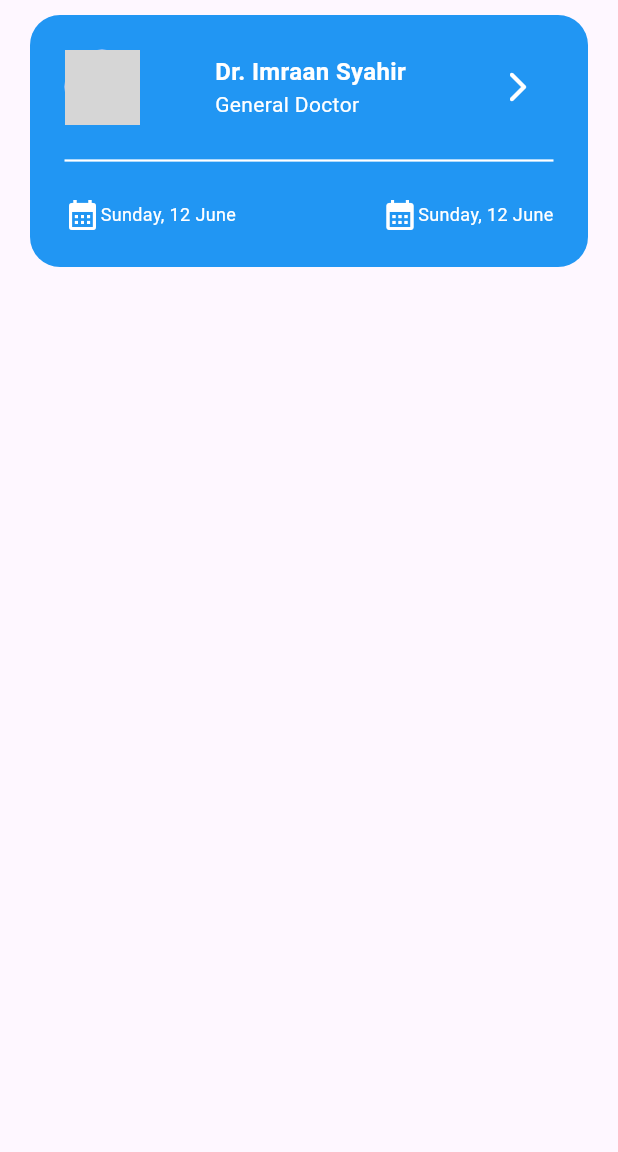
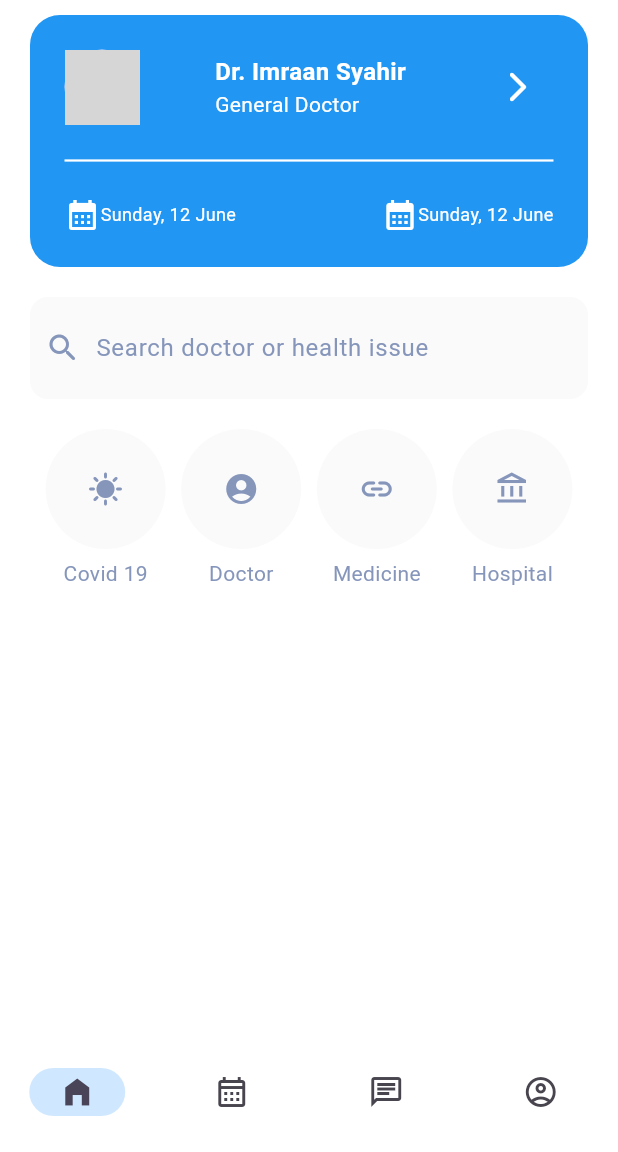
Before and after one commit to Mahamudul-Dev/Flutter-Course, a Flutter app: the screen it shows after launch, on a phone screen of 412 x 824 dp, the part 84-1236 px from its top. Run offline on Flutter 3.47's test engine with Material 3 defaults, Android fonts, the phone set to English and light mode, and no system bars; our stand-ins replace cached_network_image; network calls fail; grey boxes are pictures that could not be loaded.

Commit message:
30 Jun 2024

```diff
--- a/flutter_practice/lib/app.dart
+++ b/flutter_practice/lib/app.dart
@@ -6,7 +6,7 @@ class App extends StatelessWidget {
 
   @override
   Widget build(BuildContext context) {
-    return const MaterialApp(
+    return MaterialApp(
       debugShowCheckedModeBanner: false,
       title: 'Practice Flutter',
       home: HomeScreen(),
--- /dev/null
+++ b/flutter_practice/lib/controllers/home_controller.dart
@@ -0,0 +1,14 @@
+import 'package:flutter/material.dart';
+
+class HomeController {
+
+  final searchBarController = TextEditingController();
+
+  void printItem(String itemName){
+    print("Pressed $itemName}");
+  }
+
+  void searchItem(String query) {
+    print("Searching.... : $query");
+  }
+}
--- a/flutter_practice/lib/screens/home_screen.dart
+++ b/flutter_practice/lib/screens/home_screen.dart
@@ -1,13 +1,18 @@
 import 'package:cached_network_image/cached_network_image.dart';
 import 'package:flutter/material.dart';
+import 'package:flutter_practice/controllers/home_controller.dart';
 import 'package:flutter_practice/utils/asset_manager.dart';
+import 'package:flutter_practice/utils/style.dart';
 
 class HomeScreen extends StatelessWidget {
-  const HomeScreen({super.key});
+  HomeScreen({super.key});
+
+  final controller = HomeController();
 
   @override
   Widget build(BuildContext context) {
     return Scaffold(
+      backgroundColor: const Color(0xffFFFFFF),
       appBar: AppBar(
         title: const Row(
           mainAxisAlignment: MainAxisAlignment.spaceBetween,
@@ -16,26 +21,31 @@ class HomeScreen extends StatelessWidget {
               mainAxisSize: MainAxisSize.min,
               crossAxisAlignment: CrossAxisAlignment.start,
               children: [
-                Text('Hello', style: TextStyle(color: Colors.grey),),
-                Text('Hi James', style: TextStyle(color: Colors.black, fontWeight: FontWeight.w900),)
+                Text(
+                  'Hello',
+                  style: TextStyle(color: Colors.grey),
+                ),
+                Text(
+                  'Hi James',
+                  style: TextStyle(
+                      color: Colors.black, fontWeight: FontWeight.w900),
+                )
               ],
             ),
             Image(image: AssetImage(AssetManager.LOGO))
           ],
         ),
       ),
-      body: Column(
-        children: [
-          Padding(
-            padding: const EdgeInsets.symmetric(vertical: 10, horizontal: 20),
-            child: Container(
+      body: Padding(
+        padding: const EdgeInsets.symmetric(vertical: 10, horizontal: 20),
+        child: Column(
+          children: [
+            // Profile Card
+            Container(
               width: double.infinity,
               padding: const EdgeInsets.all(15),
               decoration: BoxDecoration(
-                  color: Colors.blue,
-                borderRadius: BorderRadius.circular(20)
-              ),
-
+                  color: Colors.blue, borderRadius: BorderRadius.circular(20)),
               child: Column(
                 children: [
                   Padding(
@@ -43,18 +53,36 @@ class HomeScreen extends StatelessWidget {
                     child: Row(
                       mainAxisAlignment: MainAxisAlignment.spaceBetween,
                       children: [
-                        const CircleAvatar(backgroundImage: CachedNetworkImageProvider(AssetManager.PROFILE_PIC),radius: 25,),
+                        const CircleAvatar(
+                          backgroundImage: CachedNetworkImageProvider(
+                              AssetManager.PROFILE_PIC),
+                          radius: 25,
+                        ),
                         const Column(
                           crossAxisAlignment: CrossAxisAlignment.start,
                           children: [
-                            Text('Dr. Imraan Syahir', style: TextStyle(fontWeight: FontWeight.bold, fontSize: 16, color: Colors.white),),
-                            Text('General Doctor', style: TextStyle(fontWeight: FontWeight.normal, fontSize: 14, color: Colors.white),),
+                            Text(
+                              'Dr. Imraan Syahir',
+                              style: TextStyle(
+                                  fontWeight: FontWeight.bold,
+                                  fontSize: 16,
+                                  color: Colors.white),
+                            ),
+                            Text(
+                              'General Doctor',
+                              style: TextStyle(
+                                  fontWeight: FontWeight.normal,
+                                  fontSize: 14,
+                                  color: Colors.white),
+                            ),
                           ],
                         ),
-
-                        IconButton(onPressed: (){}, icon: const Icon(Icons.arrow_forward_ios_rounded, color: Colors.white,))
-
-
+                        IconButton(
+                            onPressed: () {},
+                            icon: const Icon(
+                              Icons.arrow_forward_ios_rounded,
+                              color: Colors.white,
+                            ))
                       ],
                     ),
                   ),
@@ -72,15 +100,32 @@ class HomeScreen extends StatelessWidget {
                       children: [
                         Row(
                           children: [
-                            Icon(Icons.calendar_month, color: Colors.white,),
-                            Text('Sunday, 12 June', style: TextStyle(color: Colors.white, fontSize: 12, fontWeight: FontWeight.normal),)
+                            Icon(
+                              Icons.calendar_month,
+                              color: Colors.white,
+                            ),
+                            Text(
+                              'Sunday, 12 June',
+                              style: TextStyle(
+                                  color: Colors.white,
+                                  fontSize: 12,
+                                  fontWeight: FontWeight.normal),
+                            )
                           ],
                         ),
-
                         Row(
                           children: [
-                            Icon(Icons.calendar_month, color: Colors.white,),
-                            Text('Sunday, 12 June', style: TextStyle(color: Colors.white, fontSize: 12, fontWeight: FontWeight.normal),)
+                            Icon(
+                              Icons.calendar_month,
+                              color: Colors.white,
+                            ),
+                            Text(
+                              'Sunday, 12 June',
+                              style: TextStyle(
+                                  color: Colors.white,
+                                  fontSize: 12,
+                                  fontWeight: FontWeight.normal),
+                            )
                           ],
                         ),
                       ],
@@ -89,11 +134,121 @@ class HomeScreen extends StatelessWidget {
                 ],
               ),
             ),
-          )
-        ],
+
+            const SizedBox(
+              height: 20,
+            ),
+
+            // Search Bar
+            Container(
+              width: MediaQuery.of(context).size.width,
+              padding: const EdgeInsets.all(10),
+              decoration: BoxDecoration(
+                  color: Style.SEMI_WHITE_COLOR,
+                  borderRadius: BorderRadius.circular(12)),
+              child: Row(
+                children: [
+                  const Icon(
+                    Icons.search_rounded,
+                    color: Style.SECONDARY_COLOR,
+                  ),
+                  const SizedBox(
+                    width: 10,
+                  ),
+                  Expanded(
+                    child: TextField(
+                      controller: controller.searchBarController,
+                      decoration: const InputDecoration(
+                          hintText: 'Search doctor or health issue',
+                          hintStyle: TextStyle(color: Style.SECONDARY_COLOR),
+                          border: InputBorder.none),
+
+                      onSubmitted: (value)=> controller.searchItem(value),
+
+
+                    ),
+                  )
+                ],
+              ),
+            ),
+
+            const SizedBox(height: 20,),
+            // Action
+            const Row(
+              mainAxisAlignment: MainAxisAlignment.spaceEvenly,
+              children: [
+                Column(
+                  mainAxisSize: MainAxisSize.min,
+                  children: [
+                    CircleAvatar(
+                      backgroundColor: Style.SEMI_WHITE_COLOR,
+                      radius: 40,
+                      child: Icon(Icons.sunny, color: Style.SECONDARY_COLOR,),
+                    ),
+
+                    SizedBox(height: 6,),
+                    Text('Covid 19', style: TextStyle(color: Style.SECONDARY_COLOR),)
+                  ],
+                ),
+
+                Column(
+                  mainAxisSize: MainAxisSize.min,
+                  children: [
+                    CircleAvatar(
+                      backgroundColor: Style.SEMI_WHITE_COLOR,
+                      radius: 40,
+                      child: Icon(Icons.account_circle_rounded, color: Style.SECONDARY_COLOR,),
+                    ),
+
+                    SizedBox(height: 6,),
+                    Text('Doctor', style: TextStyle(color: Style.SECONDARY_COLOR),)
+                  ],
+                ),
+
+                Column(
+                  mainAxisSize: MainAxisSize.min,
+                  children: [
+                    CircleAvatar(
+                      backgroundColor: Style.SEMI_WHITE_COLOR,
+                      radius: 40,
+                      child: Icon(Icons.link_rounded, color: Style.SECONDARY_COLOR,),
+                    ),
+
+                    SizedBox(height: 6,),
+                    Text('Medicine', style: TextStyle(color: Style.SECONDARY_COLOR),)
+                  ],
+                ),
+
+                Column(
+                  mainAxisSize: MainAxisSize.min,
+                  children: [
+                    CircleAvatar(
+                      backgroundColor: Style.SEMI_WHITE_COLOR,
+                      radius: 40,
+                      child: Icon(Icons.account_balance_outlined, color: Style.SECONDARY_COLOR,),
+                    ),
+
+                    SizedBox(height: 6,),
+                    Text('Hospital', style: TextStyle(color: Style.SECONDARY_COLOR),)
+                  ],
+                ),
+              ],
+            )
+          ],
+        ),
       ),
-      // bottomNavigationBar: ,
+      bottomNavigationBar: NavigationBar(
+        backgroundColor: const Color(0xffFFFFFF),
+        indicatorColor: Style.PRIMARY_TRANSPARENT_COLOR.withOpacity(0.3),
+        labelBehavior: NavigationDestinationLabelBehavior.alwaysHide,
+
+        destinations: const [
+        NavigationDestination(icon: Icon(Icons.home_outlined), selectedIcon: Icon(Icons.home_filled), label: 'Home'),
+        NavigationDestination(icon: Icon(Icons.calendar_month_outlined), selectedIcon: Icon(Icons.calendar_month), label: 'Schedule'),
+        NavigationDestination(icon: Icon(Icons.chat_outlined), selectedIcon: Icon(Icons.chat), label: 'Chat'),
+        NavigationDestination(icon: Icon(Icons.account_circle_outlined), selectedIcon: Icon(Icons.account_circle), label: 'Profile'),
+
+      ],),
     );
   }
-
 }
--- /dev/null
+++ b/flutter_practice/lib/utils/style.dart
@@ -0,0 +1,8 @@
+import 'dart:ui';
+
+class Style {
+  static const Color SECONDARY_COLOR = Color(0xff8696BB);
+  static const Color PRIMARY_COLOR = Color(0xff4894FE);
+  static const Color PRIMARY_TRANSPARENT_COLOR = Color(0xff63B4FF);
+  static const Color SEMI_WHITE_COLOR = Color(0xffFAFAFA);
+}
```
Also changed, not shown: 1 other file.
